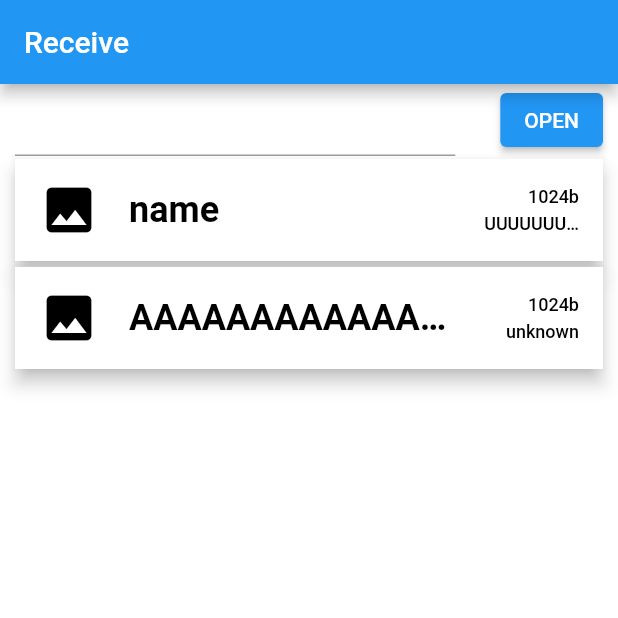
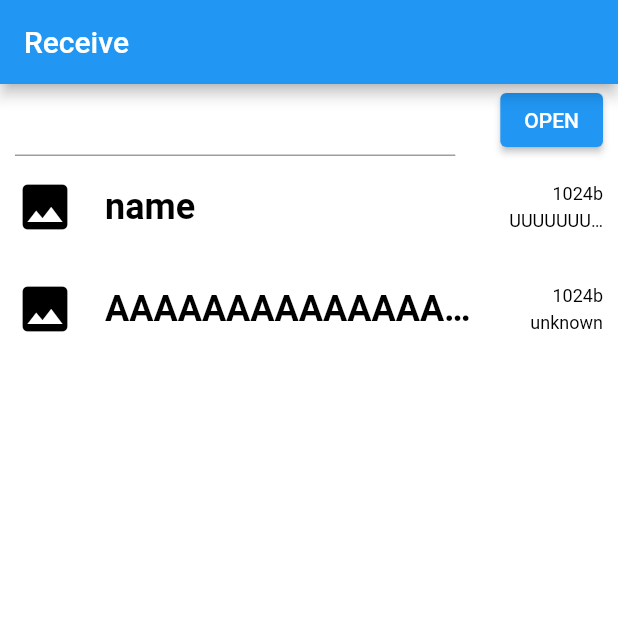
Before and after one commit to RikitoNoto/silkroad, a Flutter app: the screen it shows after launch, on a phone screen of 412 x 824 dp, the top half of it. Run offline on Flutter 3.47's test engine with Material 2 defaults, Android fonts, the phone set to English and light mode, and no system bars; drawn by our look-alikes of flutter_slidable.

Commit message:
change to slide list item

```diff
--- a/lib/receive/views/receive_list_item.dart
+++ b/lib/receive/views/receive_list_item.dart
@@ -1,5 +1,6 @@
 // 受信リストアイテム
 import 'package:flutter/material.dart';
+import 'package:flutter_slidable/flutter_slidable.dart';
 
 // 受信リストアイテムウィジェットクラス
 class ReceiveListItem extends StatelessWidget{
@@ -39,19 +40,7 @@ class ReceiveListItem extends StatelessWidget{
   @override
   Widget build(BuildContext context)
   {
-    return Padding(
-      padding: const EdgeInsets.symmetric(vertical: 2),
-      child: ElevatedButton(
-        onPressed: ()=>{},
-        style: ElevatedButton.styleFrom(
-          backgroundColor: _itemBackgroundColor,
-          foregroundColor: _itemForegroundColor,
-          elevation: 5,
-          shape: const ContinuousRectangleBorder(),
-          // side: const BorderSide(
-          //   color: Colors.black,
-          // ),
-        ),
+    return Slidable(
       child: IntrinsicHeight(
         child: Row(
           mainAxisAlignment: MainAxisAlignment.spaceBetween,
@@ -117,8 +106,128 @@ class ReceiveListItem extends StatelessWidget{
             ),
           ],
         ),
-        )
-      )
+      ),
+      startActionPane: ActionPane(
+        motion: const ScrollMotion(),
+        children: [
+          SlidableAction(
+            // An action can be bigger than the others.
+            flex: 4,
+            onPressed: (BuildContext context) => {},
+            backgroundColor: Colors.red,
+            foregroundColor: Colors.white,
+            icon: Icons.delete,
+            label: 'Delete',
+          ),
+        ],
+      ),
+      endActionPane: ActionPane(
+        motion: const ScrollMotion(),
+        children: [
+          SlidableAction(
+            // An action can be bigger than the others.
+            flex: 2,
+            onPressed: (BuildContext context) => {},
+            backgroundColor: Colors.green,
+            foregroundColor: Colors.white,
+            icon: Icons.save,
+            label: 'Save',
+          ),
+          SlidableAction(
+            flex: 2,
+            onPressed: (BuildContext context) => {},
+            backgroundColor: Colors.white,
+            foregroundColor: Colors.black,
+            icon: Icons.more,
+            label: 'More',
+          ),
+        ],
+      ),
     );
   }
+//  @override
+//  Widget build(BuildContext context)
+//  {
+//    return Padding(
+//      padding: const EdgeInsets.symmetric(vertical: 2),
+//      child: ElevatedButton(
+//        onPressed: ()=>{},
+//        style: ElevatedButton.styleFrom(
+//          backgroundColor: _itemBackgroundColor,
+//          foregroundColor: _itemForegroundColor,
+//          elevation: 5,
+//          shape: const ContinuousRectangleBorder(),
+//          // side: const BorderSide(
+//          //   color: Colors.black,
+//          // ),
+//        ),
+//        child: IntrinsicHeight(
+//          child: Row(
+//            mainAxisAlignment: MainAxisAlignment.spaceBetween,
+//            children: [
+//              Expanded(
+//                child: Row(
+//                  children: [
+//                    // アイコン
+//                    Icon(iconData,
+//                      color: _itemForegroundColor,
+//                      size: _iconSize,
+//                    ),
+//                    // ファイル名
+//                    Flexible(
+//                      child: Container(
+//                        padding: const EdgeInsets.symmetric(horizontal: 20, vertical: 20),
+//                        child: Text(
+//                          name,
+//                          maxLines: 1,
+//                          overflow: TextOverflow.ellipsis,
+//                          style: _fileNameTextStyle,
+//                          textAlign: TextAlign.left,
+//                        ),
+//                      ),
+//                    ),
+//                  ],
+//                ),
+//              ),
+//              SizedBox(
+//                width: _sizeAndSenderWidth,
+//                child: Column(
+//                  children: <Widget>[
+//                    // ファイルサイズ
+//                    Flexible(
+//                      flex: 5,
+//                      child: Container(
+//                        padding: const EdgeInsets.only(bottom: 2),
+//                        alignment: Alignment.bottomRight,
+//                        child: Text(size.toString() + 'b',
+//                          maxLines: 1,
+//                          overflow: TextOverflow.ellipsis,
+//                          textAlign: TextAlign.right,
+//                          style: _sizeTextStyle,
+//                        ),
+//                      ),
+//                    ),
+//                    // 送信者
+//                    Flexible(
+//                      flex: 5,
+//                      child: Container(
+//                        padding: const EdgeInsets.only(top: 2),
+//                        alignment: Alignment.topRight,
+//                        child: Text(sender,
+//                          maxLines: 1,
+//                          overflow: TextOverflow.ellipsis,
+//                          textAlign: TextAlign.right,
+//                          style: _senderTextStyle,
+//                        ),
+//                      ),
+//                    ),
+//                  ],
+//                ),
+//              ),
+//            ],
+//          ),
+//        )
+//      )
+//    );
+//  }
 }
--- a/pubspec.yaml
+++ b/pubspec.yaml
@@ -32,6 +32,7 @@ dependencies:
   flutter:
     sdk: flutter
 
+  flutter_slidable: ^2.0.0
 
   # The following adds the Cupertino Icons font to your application.
   # Use with the CupertinoIcons class for iOS style icons.
```
Lines whose indentation alone changed are shown as unchanged.
